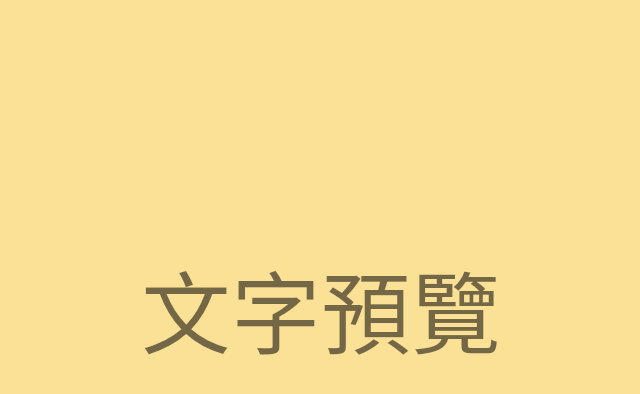
After one commit to mrfatworm/VisualChat, an Android app: the TextShowActivity screen opened directly, with no data from a screen before it, on a phone screen of 824 x 412 dp (held sideways). The commit adds this screen. Shown: the top 394 px of the screen, without its empty margins (297-937 px from the left). Run offline under Robolectric (Android 15) with nearby library versions, the phone set to English and light mode, and no system bars; 7 statements that could not run were skipped.

Commit message:
Add TextShowActivity

```diff
--- /dev/null
+++ b/app/src/main/java/yuntech/b10517012/visualchat/TextShowActivity.kt
@@ -0,0 +1,41 @@
+package yuntech.b10517012.visualchat
+
+import android.content.pm.ActivityInfo
+import android.graphics.Typeface
+import android.os.Build
+import androidx.appcompat.app.AppCompatActivity
+import android.os.Bundle
+import android.util.Log
+import android.util.TypedValue
+import android.widget.TextView
+import android.widget.Toast
+import androidx.constraintlayout.widget.ConstraintLayout
+
+class TextShowActivity : AppCompatActivity() {
+
+    private lateinit var background: ConstraintLayout
+    private lateinit var tvTextShow: TextView
+
+    override fun onCreate(savedInstanceState: Bundle?) {
+        super.onCreate(savedInstanceState)
+        setContentView(R.layout.activity_text_show)
+
+
+        background = findViewById(R.id.constraintLayout_text_show)
+        tvTextShow = findViewById(R.id.tv_text_show)
+
+        val bundle = intent.getBundleExtra("format")
+        tvTextShow.text = bundle.getString("text")
+        tvTextShow.setTextSize(TypedValue.COMPLEX_UNIT_SP, bundle.getFloat("size"))
+        Toast.makeText(this, bundle.getFloat("size").toString() + "  " + tvTextShow.textSize.toString(), Toast.LENGTH_SHORT).show()
+        tvTextShow.setTextColor(bundle.getInt("color"))
+        background.setBackgroundColor(bundle.getInt("bg"))
+
+        if(bundle.getBoolean("auto") && Build.VERSION.SDK_INT >= Build.VERSION_CODES.O){
+            tvTextShow.setAutoSizeTextTypeWithDefaults(TextView.AUTO_SIZE_TEXT_TYPE_UNIFORM)
+        }
+        if(bundle.getBoolean("bold")){
+            tvTextShow.setTypeface(null, Typeface.BOLD)
+        }
+    }
+}
--- a/app/src/main/res/layout/activity_main.xml
+++ b/app/src/main/res/layout/activity_main.xml
@@ -11,7 +11,8 @@
         android:id="@+id/img_main_preview_bg"
         android:layout_width="0dp"
         android:layout_height="220dp"
-        android:background="@color/colorPrimary"
+        android:background="@color/colorPrimaryLight"
+
         android:contentDescription="TODO"
         app:layout_constraintEnd_toEndOf="parent"
         app:layout_constraintHorizontal_bias="0.0"
@@ -33,7 +34,8 @@
         android:layout_width="match_parent"
         android:layout_height="0dp"
         android:layout_margin="24dp"
-        android:text="TextView"
+        android:text="@string/text_preview"
+        android:textSize="48sp"
         android:gravity="center"
         app:layout_constraintBottom_toBottomOf="@+id/img_main_preview_bg"
         app:layout_constraintEnd_toEndOf="@+id/img_main_preview_bg"
--- /dev/null
+++ b/app/src/main/res/layout/activity_text_show.xml
@@ -0,0 +1,23 @@
+<?xml version="1.0" encoding="utf-8"?>
+<androidx.constraintlayout.widget.ConstraintLayout xmlns:android="http://schemas.android.com/apk/res/android"
+    xmlns:app="http://schemas.android.com/apk/res-auto"
+    xmlns:tools="http://schemas.android.com/tools"
+    android:id="@+id/constraintLayout_text_show"
+    android:layout_width="match_parent"
+    android:layout_height="match_parent"
+    android:background="@color/colorPrimaryLight"
+    tools:context=".TextShowActivity">
+
+    <TextView
+        android:id="@+id/tv_text_show"
+        android:layout_width="0dp"
+        android:layout_height="0dp"
+        android:text="@string/text_preview"
+        android:textSize="60sp"
+        android:gravity="center"
+        android:layout_margin="24dp"
+        app:layout_constraintBottom_toBottomOf="parent"
+        app:layout_constraintEnd_toEndOf="parent"
+        app:layout_constraintStart_toStartOf="parent"
+        app:layout_constraintTop_toTopOf="parent" />
+</androidx.constraintlayout.widget.ConstraintLayout>
--- a/app/src/main/res/values/colors.xml
+++ b/app/src/main/res/values/colors.xml
@@ -2,6 +2,7 @@
 <resources>
     <color name="colorPrimary">#CC9B10</color>
     <color name="colorPrimaryDark">#936E05</color>
+    <color name="colorPrimaryLight">#FBE196</color>
     <color name="colorAccent">#F44336</color>
     <color name="black">#000000</color>
     <color name="white">#FFFFFF</color>
--- a/app/src/main/res/values/strings.xml
+++ b/app/src/main/res/values/strings.xml
@@ -4,4 +4,5 @@
     <string name="tab_customize_font">字型大小</string>
     <string name="tab_customize_layout">方向設置</string>
     <string name="auto_font_warning">此功能僅支援 Android 8.0 或更新版本系統</string>
+    <string name="text_preview">文字預覽</string>
 </resources>
```
Also changed, not shown: app/src/main/AndroidManifest.xml (+7 -1 lines), app/src/main/java/yuntech/b10517012/visualchat/MainActivity.kt (+43 -4 lines).
